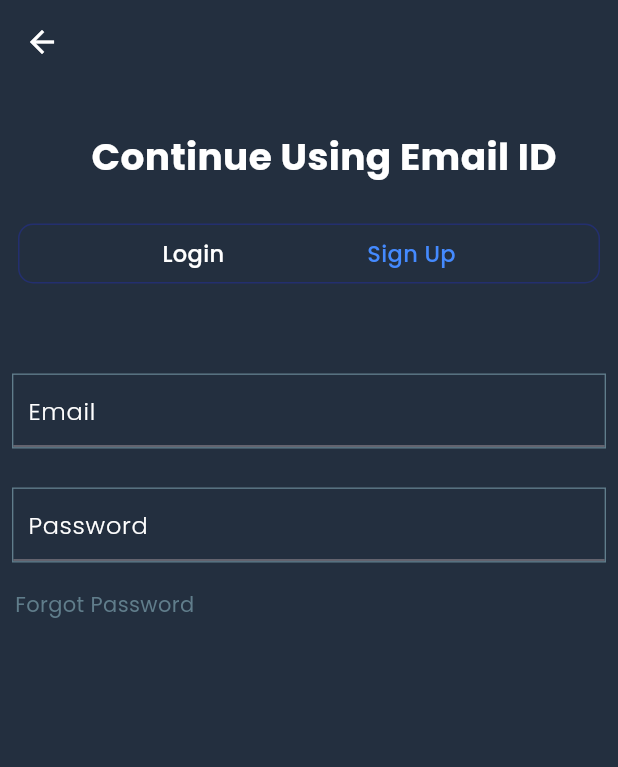
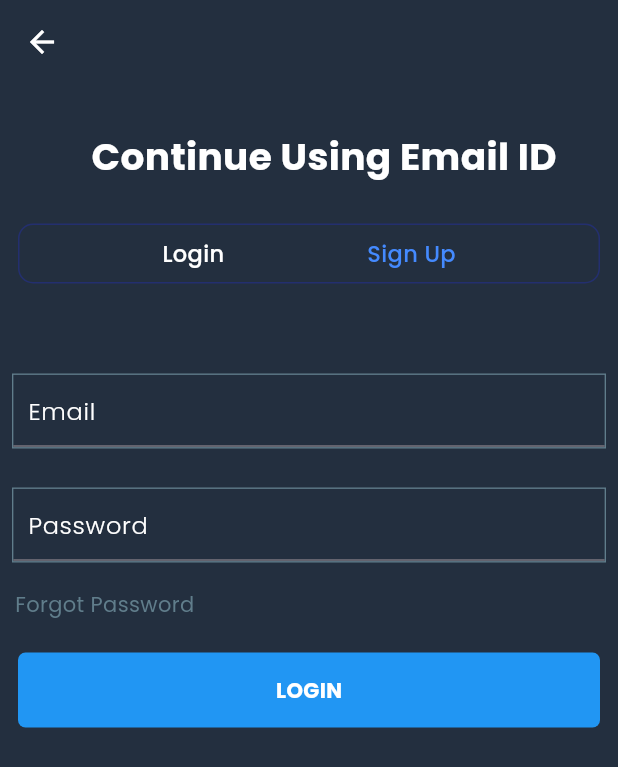
Before and after one commit to BiswayanMazumder/CryptoBase, a Flutter app: the screen it shows after launch, after a tap on "Continue with Email", on a phone screen of 412 x 824 dp. Shown: the top 767 px of the screen. Run offline on Flutter 3.47's test engine with Material 3 defaults, Android fonts, the phone set to English and light mode, and no system bars; our stand-ins replace cloud_firestore, firebase_auth, firebase_core, flutter_svg_provider, google_fonts, google_sign_in; accounts and stored records are empty.

Commit message:
Login Page Started Creating #2

```diff
--- a/lib/Login Page/emaillogin.dart
+++ b/lib/Login Page/emaillogin.dart
@@ -133,6 +133,25 @@ class _EmailLoginState extends State<EmailLogin> {
                 ),
               ],
             ):const Text(''),
+
+            Padding(
+              padding: const EdgeInsets.all(12.0),
+              child: Container(
+                height: 50,
+                width: double.infinity,
+                decoration: const BoxDecoration(
+                  color: Colors.blue,
+                  borderRadius: BorderRadius.all(Radius.circular(5))
+                ),
+                child: Center(
+                  child: islogin?Text('LOGIN',style: GoogleFonts.poppins(color: Colors.white,
+                      fontWeight: FontWeight.bold
+                  ),):Text('SIGN UP',style: GoogleFonts.poppins(color: Colors.white,
+                      fontWeight: FontWeight.bold
+                  ),),
+                )
+              ),
+            )
           ],
         ),
       ),
```
